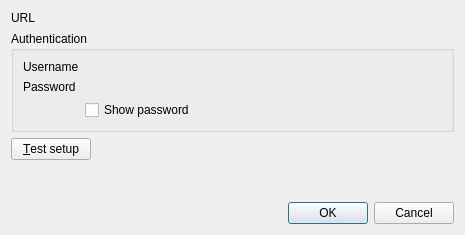
Above: src/services/tt-rss/gui/formeditaccount.ui from martinrotter/rssguard before the change. Below: the same form after it.
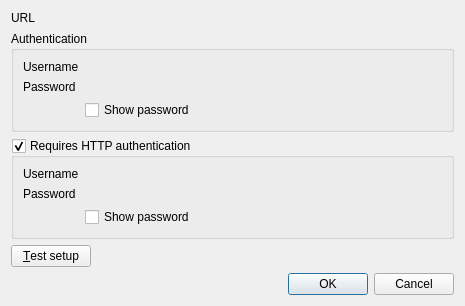
That is the form after the change. Custom widgets are drawn as their Qt base class.

What changed in the file:
```diff
--- a/src/services/tt-rss/gui/formeditaccount.ui
+++ b/src/services/tt-rss/gui/formeditaccount.ui
@@ -7,35 +7,13 @@
     <x>0</x>
     <y>0</y>
     <width>465</width>
-    <height>235</height>
+    <height>304</height>
    </rect>
   </property>
   <property name="windowTitle">
    <string>Dialog</string>
   </property>
-  <layout class="QVBoxLayout" name="verticalLayout">
-   <item>
     <layout class="QFormLayout" name="formLayout">
-     <item row="2" column="0">
-      <widget class="QPushButton" name="m_btnTestSetup">
-       <property name="text">
-        <string>&amp;Test setup</string>
-       </property>
-      </widget>
-     </item>
-     <item row="2" column="1">
-      <widget class="LabelWithStatus" name="m_lblTestResult" native="true">
-       <property name="sizePolicy">
-        <sizepolicy hsizetype="Expanding" vsizetype="Preferred">
-         <horstretch>0</horstretch>
-         <verstretch>0</verstretch>
-        </sizepolicy>
-       </property>
-       <property name="layoutDirection">
-        <enum>Qt::RightToLeft</enum>
-       </property>
-      </widget>
-     </item>
      <item row="1" column="0" colspan="2">
       <widget class="QGroupBox" name="m_gbAuthentication">
        <property name="toolTip">
@@ -87,6 +65,83 @@
        </layout>
       </widget>
      </item>
+   <item row="2" column="0" colspan="2">
+    <widget class="QGroupBox" name="m_gbHttpAuthentication">
+     <property name="toolTip">
+      <string>Some feeds require authentication, including GMail feeds. BASIC, NTLM-2 and DIGEST-MD5 authentication schemes are supported.</string>
+     </property>
+     <property name="title">
+      <string>Requires HTTP authentication</string>
+     </property>
+     <property name="flat">
+      <bool>false</bool>
+     </property>
+     <property name="checkable">
+      <bool>true</bool>
+     </property>
+     <property name="checked">
+      <bool>true</bool>
+     </property>
+     <layout class="QFormLayout" name="formLayout_3">
+      <item row="0" column="0">
+       <widget class="QLabel" name="label_6">
+        <property name="text">
+         <string>Username</string>
+        </property>
+        <property name="buddy">
+         <cstring>m_txtUsername</cstring>
+        </property>
+       </widget>
+      </item>
+      <item row="0" column="1">
+       <widget class="LineEditWithStatus" name="m_txtHttpUsername" native="true"/>
+      </item>
+      <item row="1" column="0">
+       <widget class="QLabel" name="label_7">
+        <property name="text">
+         <string>Password</string>
+        </property>
+        <property name="buddy">
+         <cstring>m_txtPassword</cstring>
+        </property>
+       </widget>
+      </item>
+      <item row="1" column="1">
+       <widget class="LineEditWithStatus" name="m_txtHttpPassword" native="true"/>
+      </item>
+      <item row="2" column="1">
+       <widget class="QCheckBox" name="m_checkShowHttpPassword">
+        <property name="text">
+         <string>Show password</string>
+        </property>
+       </widget>
+      </item>
+     </layout>
+    </widget>
+   </item>
+   <item row="3" column="1">
+    <widget class="LabelWithStatus" name="m_lblTestResult" native="true">
+     <property name="sizePolicy">
+      <sizepolicy hsizetype="Expanding" vsizetype="Preferred">
+       <horstretch>0</horstretch>
+       <verstretch>0</verstretch>
+      </sizepolicy>
+     </property>
+     <property name="layoutDirection">
+      <enum>Qt::RightToLeft</enum>
+     </property>
+    </widget>
+   </item>
+   <item row="5" column="0" colspan="2">
+    <widget class="QDialogButtonBox" name="m_buttonBox">
+     <property name="orientation">
+      <enum>Qt::Horizontal</enum>
+     </property>
+     <property name="standardButtons">
+      <set>QDialogButtonBox::Cancel|QDialogButtonBox::Ok</set>
+     </property>
+    </widget>
+   </item>
      <item row="0" column="0" colspan="2">
       <layout class="QHBoxLayout" name="horizontalLayout">
        <item>
@@ -104,15 +159,10 @@
        </item>
       </layout>
      </item>
-    </layout>
-   </item>
-   <item>
-    <widget class="QDialogButtonBox" name="m_buttonBox">
-     <property name="orientation">
-      <enum>Qt::Horizontal</enum>
-     </property>
-     <property name="standardButtons">
-      <set>QDialogButtonBox::Cancel|QDialogButtonBox::Ok</set>
+   <item row="3" column="0">
+    <widget class="QPushButton" name="m_btnTestSetup">
+     <property name="text">
+      <string>&amp;Test setup</string>
      </property>
     </widget>
    </item>
```
Left out of the diff: 3 changed lines with no effect on the pictures. Lines whose indentation alone changed are shown as unchanged.
